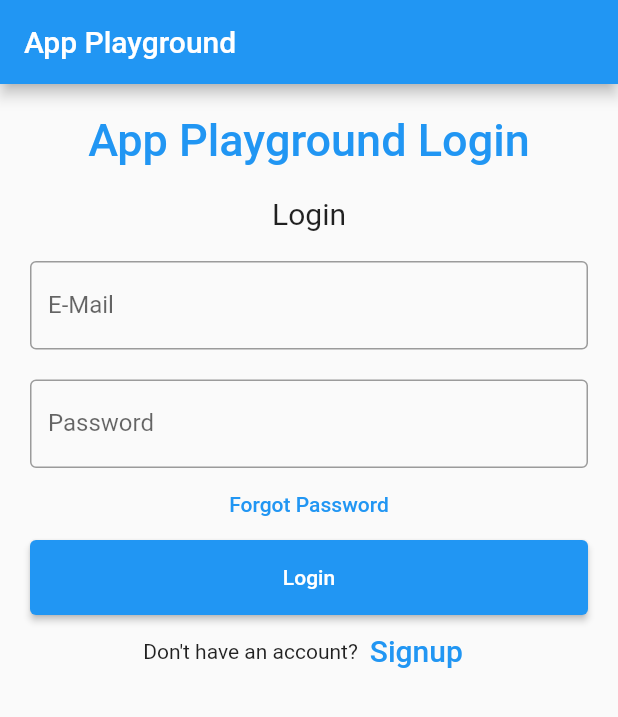
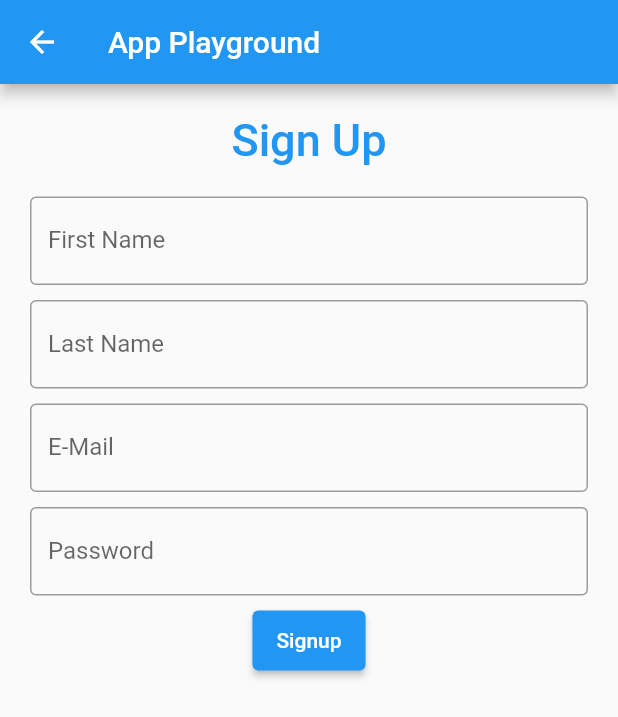
Before and after one commit to Pierre81385/app_playground, a Flutter app: the screen it shows after launch, after a tap on "Signup", on a phone screen of 412 x 824 dp. Shown: the top 717 px of the screen. Run offline on Flutter 3.47's test engine with Material 2 defaults, Android fonts, the phone set to English and light mode, and no system bars; our stand-ins replace firebase_auth, firebase_core; accounts and stored records are empty.

Commit message:
signup page added

```diff
--- a/lib/login.dart
+++ b/lib/login.dart
@@ -1,4 +1,6 @@
+import 'package:app_playground/signup.dart';
 import 'package:flutter/material.dart';
+import 'validator.dart';
 
 class StatefulLoginWidget extends StatefulWidget {
   const StatefulLoginWidget({Key? key}) : super(key: key);
@@ -8,8 +10,12 @@ class StatefulLoginWidget extends StatefulWidget {
 }
 
 class _StatefulLoginWidgetState extends State<StatefulLoginWidget> {
+  final _formKey = GlobalKey<FormState>();
+
   TextEditingController emailController = TextEditingController();
   TextEditingController passwordController = TextEditingController();
+  final _focusEmail = FocusNode();
+  final _focusPassword = FocusNode();
 
   @override
   Widget build(BuildContext context) {
@@ -17,27 +23,27 @@ class _StatefulLoginWidgetState extends State<StatefulLoginWidget> {
         padding: const EdgeInsets.all(10),
         child: ListView(
           children: <Widget>[
+            Form(
+              key: _formKey,
+              child: Column(
+                children: <Widget>[
                   Container(
                       alignment: Alignment.center,
                       padding: const EdgeInsets.all(10),
                       child: const Text(
-                  'App Playground Login',
+                        'Login',
                         style: TextStyle(
                             color: Colors.blue,
                             fontWeight: FontWeight.w500,
                             fontSize: 30),
                       )),
                   Container(
-                alignment: Alignment.center,
-                padding: const EdgeInsets.all(10),
-                child: const Text(
-                  'Login',
-                  style: TextStyle(fontSize: 20),
-                )),
-            Container(
-              padding: const EdgeInsets.all(10),
-              child: TextField(
+                    padding: const EdgeInsets.fromLTRB(10, 10, 10, 0),
+                    child: TextFormField(
                       controller: emailController,
+                      focusNode: _focusEmail,
+                      validator: (value) =>
+                          Validator.validateEmail(email: value),
                       decoration: const InputDecoration(
                         border: OutlineInputBorder(),
                         labelText: 'E-Mail',
@@ -46,13 +52,19 @@ class _StatefulLoginWidgetState extends State<StatefulLoginWidget> {
                   ),
                   Container(
                     padding: const EdgeInsets.fromLTRB(10, 10, 10, 0),
-              child: TextField(
+                    child: TextFormField(
+                      controller: passwordController,
+                      focusNode: _focusPassword,
                       obscureText: true,
-                controller: passwordController,
+                      validator: (value) =>
+                          Validator.validatePassword(password: value),
                       decoration: const InputDecoration(
                         border: OutlineInputBorder(),
                         labelText: 'Password',
                       ),
+                    ),
+                  ),
+                ],
               ),
             ),
             TextButton(
@@ -83,6 +95,11 @@ class _StatefulLoginWidgetState extends State<StatefulLoginWidget> {
                   ),
                   onPressed: () {
                     //signup screen
+                    Navigator.of(context).push(
+                      MaterialPageRoute(
+                        builder: (context) => StatefulSignupWidget(),
+                      ),
+                    );
                   },
                 )
               ],
--- /dev/null
+++ b/lib/signup.dart
@@ -0,0 +1,118 @@
+import 'package:flutter/material.dart';
+import 'validator.dart';
+import 'package:app_playground/signup.dart';
+
+class StatefulSignupWidget extends StatefulWidget {
+  const StatefulSignupWidget({Key? key}) : super(key: key);
+
+  @override
+  State<StatefulSignupWidget> createState() => _StatefulSignupWidgetState();
+}
+
+class _StatefulSignupWidgetState extends State<StatefulSignupWidget> {
+  final _signupFormKey = GlobalKey<FormState>();
+
+  TextEditingController fnameController = TextEditingController();
+  TextEditingController lnameController = TextEditingController();
+  TextEditingController emailController = TextEditingController();
+  TextEditingController passwordController = TextEditingController();
+  final _focusEmail = FocusNode();
+  final _focusPassword = FocusNode();
+  final _focusFName = FocusNode();
+  final _focusLName = FocusNode();
+
+  @override
+  Widget build(BuildContext context) {
+    return Scaffold(
+        appBar: AppBar(
+          title: Text('App Playground'),
+        ),
+        body: Padding(
+          padding: const EdgeInsets.all(10),
+          child: ListView(
+            children: <Widget>[
+              Form(
+                key: _signupFormKey,
+                child: Column(
+                  children: <Widget>[
+                    Container(
+                        alignment: Alignment.center,
+                        padding: const EdgeInsets.all(10),
+                        child: const Text(
+                          'Sign Up',
+                          style: TextStyle(
+                              color: Colors.blue,
+                              fontWeight: FontWeight.w500,
+                              fontSize: 30),
+                        )),
+                    Container(
+                      padding: const EdgeInsets.fromLTRB(10, 10, 10, 0),
+                      child: TextFormField(
+                        controller: fnameController,
+                        focusNode: _focusFName,
+                        validator: (value) =>
+                            Validator.validateName(name: value),
+                        decoration: const InputDecoration(
+                          border: OutlineInputBorder(),
+                          labelText: 'First Name',
+                        ),
+                      ),
+                    ),
+                    Container(
+                      padding: const EdgeInsets.fromLTRB(10, 10, 10, 0),
+                      child: TextFormField(
+                        controller: lnameController,
+                        focusNode: _focusLName,
+                        validator: (value) =>
+                            Validator.validateName(name: value),
+                        decoration: const InputDecoration(
+                          border: OutlineInputBorder(),
+                          labelText: 'Last Name',
+                        ),
+                      ),
+                    ),
+                    Container(
+                      padding: const EdgeInsets.fromLTRB(10, 10, 10, 0),
+                      child: TextFormField(
+                        controller: emailController,
+                        focusNode: _focusEmail,
+                        validator: (value) =>
+                            Validator.validateEmail(email: value),
+                        decoration: const InputDecoration(
+                          border: OutlineInputBorder(),
+                          labelText: 'E-Mail',
+                        ),
+                      ),
+                    ),
+                    Container(
+                      padding: const EdgeInsets.fromLTRB(10, 10, 10, 0),
+                      child: TextFormField(
+                        controller: passwordController,
+                        focusNode: _focusPassword,
+                        obscureText: true,
+                        validator: (value) =>
+                            Validator.validatePassword(password: value),
+                        decoration: const InputDecoration(
+                          border: OutlineInputBorder(),
+                          labelText: 'Password',
+                        ),
+                      ),
+                    ),
+                    Container(
+                        height: 50,
+                        padding: const EdgeInsets.fromLTRB(10, 10, 10, 0),
+                        child: ElevatedButton(
+                          child: const Text('Signup'),
+                          onPressed: () {
+                            print(emailController.text);
+                            print(passwordController.text);
+                          },
+                        )),
+                  ],
+                ),
+              ),
+            ],
+          ),
+        ));
+  }
+}
--- a/lib/validator.dart
+++ b/lib/validator.dart
@@ -1,5 +1,5 @@
 class Validator {
-  static String? validateName({required String name}) {
+  static String? validateName({required String? name}) {
     if (name == null) {
       return null;
     }
@@ -10,7 +10,7 @@ class Validator {
     return null;
   }
 
-  static String? validateEmail({required String email}) {
+  static String? validateEmail({required String? email}) {
     if (email == null) {
       return null;
     }
@@ -26,7 +26,7 @@ class Validator {
     return null;
   }
 
-  static String? validatePassword({required String password}) {
+  static String? validatePassword({required String? password}) {
     if (password == null) {
       return null;
     }
```
Lines whose indentation alone changed are shown as unchanged.
